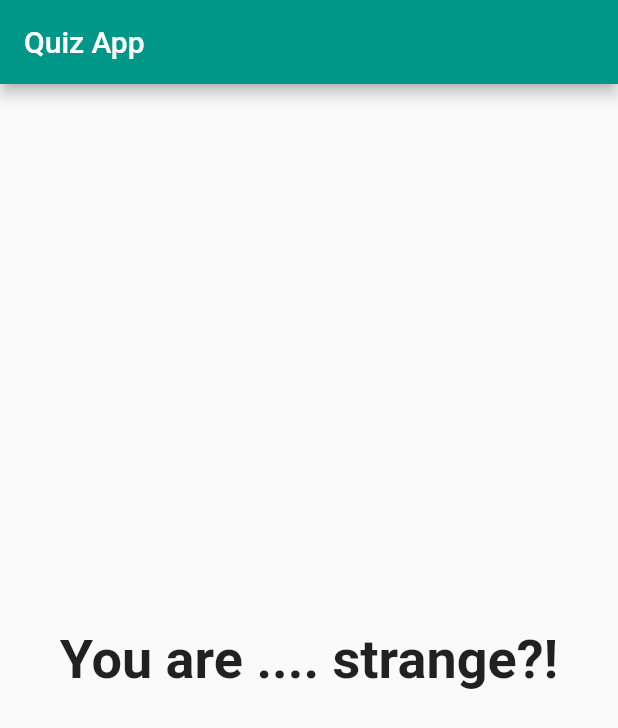
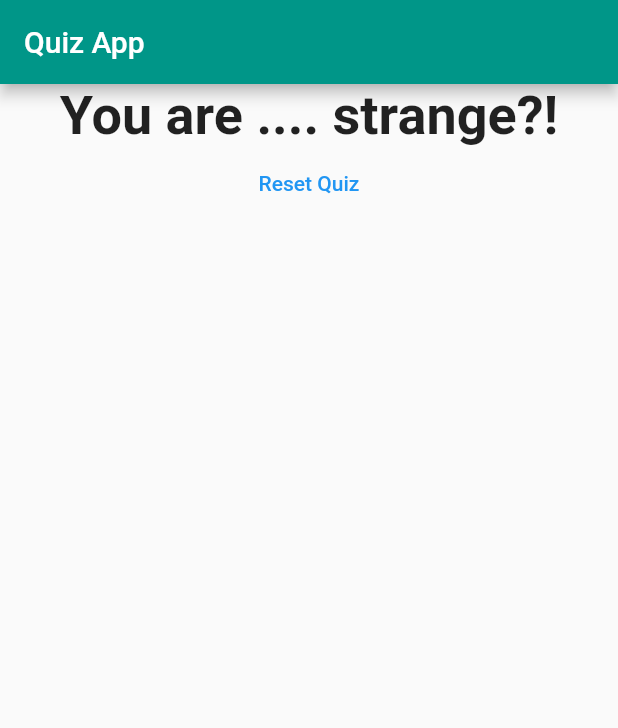
Before and after one commit to Ozurumba007/quiz_app, a Flutter app: the screen it shows after launch, after a tap on "Black", after a tap on "Snake", after a tap on "Andre", on a phone screen of 412 x 824 dp. Shown: the top 728 px of the screen. Run offline on Flutter 3.47's test engine with Material 2 defaults, Android fonts, the light colour scheme and no system bars; missing offline and left inert: dart:ffi.

Commit message:
worked on setstate to build this flutter quiz/ learnt how to slipt application to custom widget / learnt how to use setstate in an application / learnt the basics of dart language

```diff
--- a/lib/main.dart
+++ b/lib/main.dart
@@ -45,6 +45,13 @@
   var _questionIndex = 0;
   var _totalScore = 0;
 
+  void _resetQuiz() {
+    setState(() {
+      var _questionIndex = 0;
+      var _totalScore = 0;
+    });
+  }
+
   void _answerQuestion(int score) {
     _totalScore += score;
     if (_questionIndex < _questions.length) {
@@ -78,7 +85,7 @@
                 questionIndex: _questionIndex,
                 questions: _questions,
               )
-            : Result(_totalScore),
+            : Result(_totalScore, _resetQuiz),
       ),
     );
   }
--- a/lib/result.dart
+++ b/lib/result.dart
@@ -2,8 +2,9 @@
 
 class Result extends StatelessWidget {
   final int resultScore;
+  final VoidCallback resetHandler;
 
-  Result(this.resultScore);
+  Result(this.resultScore, this.resetHandler);
 
   String get resultPhrase {
     var resultText = 'You did it';
@@ -22,12 +23,25 @@
   @override
   Widget build(BuildContext context) {
     return Center(
-      child: Text(
-        resultPhrase,
-        style: TextStyle(
-          fontSize: 36,
-          fontWeight: FontWeight.bold,
-        ),
+      child: Column(
+        children: [
+          Text(
+            resultPhrase,
+            style: TextStyle(
+              fontSize: 36,
+              fontWeight: FontWeight.bold,
+            ),
+          ),
+          TextButton(
+            onPressed: resetHandler,
+            child: Text(
+              'Reset Quiz',
+              style: TextStyle(
+                color: Colors.blue,
+              ),
+            ),
+          ),
+        ],
       ),
     );
   }
```
